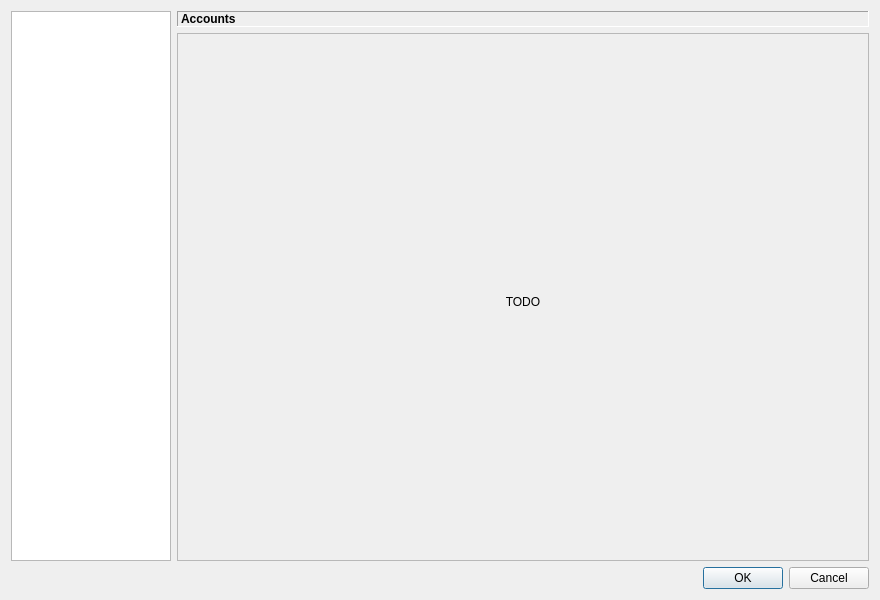
erengy/taiga, file src/gui/settings/settings_dialog.ui: the form before one commit.
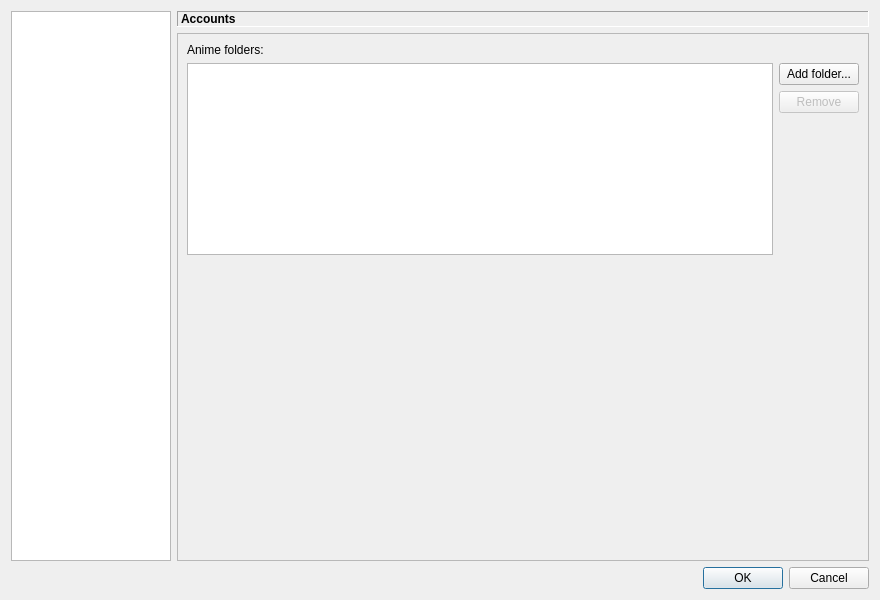
The form after the commit. The open tabs and pages were chosen to show the change.

Commit message: Add library settings page

What changed in the file:
```diff
--- a/src/gui/settings/settings_dialog.ui
+++ b/src/gui/settings/settings_dialog.ui
@@ -163,6 +163,87 @@
            </item>
           </layout>
          </widget>
+         <widget class="QWidget" name="libraryPage">
+          <layout class="QVBoxLayout" name="verticalLayout_5">
+           <item>
+            <widget class="QLabel" name="libraryFoldersLabel">
+             <property name="text">
+              <string>Anime folders:</string>
+             </property>
+             <property name="buddy">
+              <cstring>libraryFoldersList</cstring>
+             </property>
+            </widget>
+           </item>
+           <item>
+            <layout class="QHBoxLayout" name="libraryFoldersLayout">
+             <item alignment="Qt::AlignTop">
+              <widget class="QListWidget" name="libraryFoldersList">
+               <property name="maximumSize">
+                <size>
+                 <width>16777215</width>
+                 <height>200</height>
+                </size>
+               </property>
+               <property name="alternatingRowColors">
+                <bool>true</bool>
+               </property>
+               <property name="selectionMode">
+                <enum>QAbstractItemView::ExtendedSelection</enum>
+               </property>
+              </widget>
+             </item>
+             <item>
+              <layout class="QVBoxLayout" name="libraryFoldersButtonsLayout">
+               <item>
+                <widget class="QPushButton" name="libraryAddFolderButton">
+                 <property name="text">
+                  <string>Add folder...</string>
+                 </property>
+                </widget>
+               </item>
+               <item>
+                <widget class="QPushButton" name="libraryRemoveFolderButton">
+                 <property name="enabled">
+                  <bool>false</bool>
+                 </property>
+                 <property name="text">
+                  <string>Remove</string>
+                 </property>
+                </widget>
+               </item>
+               <item>
+                <spacer name="libraryButtonsVerticalSpacer">
+                 <property name="orientation">
+                  <enum>Qt::Vertical</enum>
+                 </property>
+                 <property name="sizeHint" stdset="0">
+                  <size>
+                   <width>20</width>
+                   <height>40</height>
+                  </size>
+                 </property>
+                </spacer>
+               </item>
+              </layout>
+             </item>
+            </layout>
+           </item>
+           <item>
+            <spacer name="libraryVerticalSpacer">
+             <property name="orientation">
+              <enum>Qt::Vertical</enum>
+             </property>
+             <property name="sizeHint" stdset="0">
+              <size>
+               <width>20</width>
+               <height>40</height>
+              </size>
+             </property>
+            </spacer>
+           </item>
+          </layout>
+         </widget>
         </widget>
        </item>
       </layout>
```
The commit also changes 4 other files.
